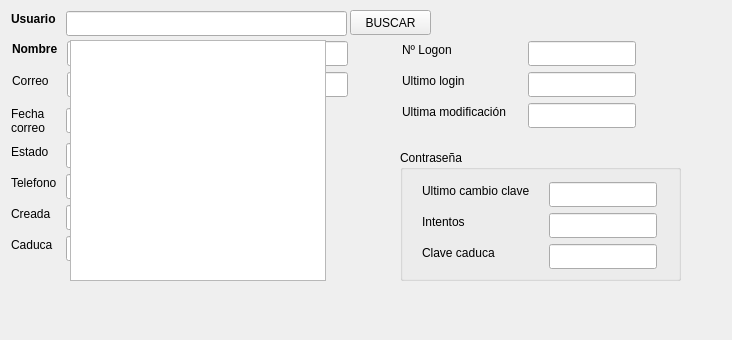
The window that form_usuarios.ui (grxdipgra/usuarios) describes before a commit, drawn with Qt 5.
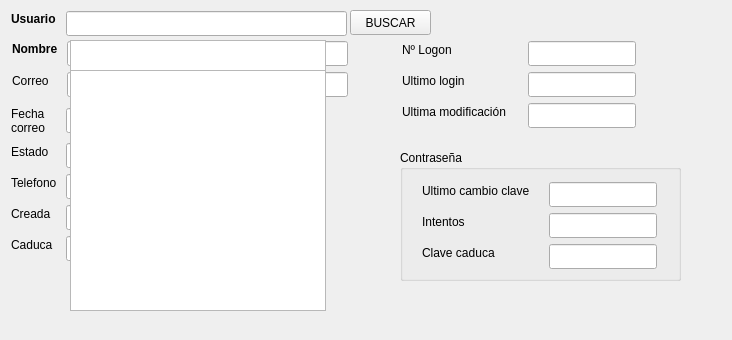
The same window after the commit.

What changed in the file:
```diff
--- a/form_usuarios.ui
+++ b/form_usuarios.ui
@@ -482,6 +482,22 @@
     <string>Ultima modificación</string>
    </property>
   </widget>
+  <widget class="QListWidget" name="list_usuarios_2">
+   <property name="enabled">
+    <bool>true</bool>
+   </property>
+   <property name="geometry">
+    <rect>
+     <x>70</x>
+     <y>70</y>
+     <width>256</width>
+     <height>241</height>
+    </rect>
+   </property>
+   <property name="styleSheet">
+    <string notr="true">color: rgb(32, 74, 135);</string>
+   </property>
+  </widget>
   <zorder>text_usuario</zorder>
   <zorder>label</zorder>
   <zorder>text_nombre</zorder>
@@ -507,6 +523,7 @@
   <zorder>text_modif_cuenta</zorder>
   <zorder>label_8</zorder>
   <zorder>list_usuarios</zorder>
+  <zorder>list_usuarios_2</zorder>
  </widget>
  <resources/>
  <connections/>
```
